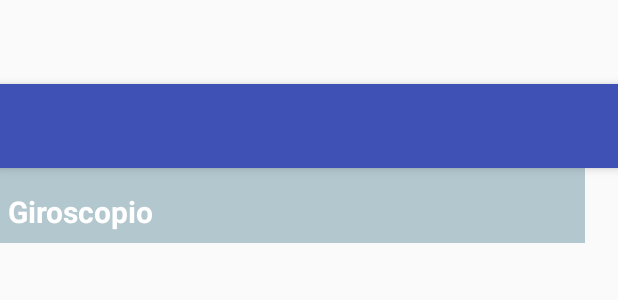
After one commit to MBacallado/Sensores_LDHGrupo3, an Android app: the layout activity_giroscopio.xml on its own in the app's theme, with its tools: preview values and no code run, on a phone screen of 412 x 824 dp. The commit adds this screen. Shown: the top 300 px of the screen. Run offline under Robolectric (Android 15) with nearby library versions, the phone set to English and light mode, and no system bars.

Commit message:
"LDH1-3 Integrando sensor Giroscopio"

```diff
--- /dev/null
+++ b/app/src/main/res/layout/activity_giroscopio.xml
@@ -0,0 +1,27 @@
+<?xml version="1.0" encoding="utf-8"?>
+<android.support.design.widget.CoordinatorLayout xmlns:android="http://schemas.android.com/apk/res/android"
+    xmlns:app="http://schemas.android.com/apk/res-auto"
+    xmlns:tools="http://schemas.android.com/tools"
+    android:layout_width="match_parent"
+    android:layout_height="match_parent"
+    android:fitsSystemWindows="true"
+    tools:context=".Giroscopio">
+
+    <android.support.design.widget.AppBarLayout
+        android:layout_width="match_parent"
+        android:layout_height="wrap_content"
+        android:theme="@style/AppTheme.AppBarOverlay">
+
+        <android.support.v7.widget.Toolbar
+            android:id="@+id/toolbar"
+            android:layout_width="match_parent"
+            android:layout_height="?attr/actionBarSize"
+            android:background="?attr/colorPrimary"
+            app:popupTheme="@style/AppTheme.PopupOverlay" />
+
+    </android.support.design.widget.AppBarLayout>
+
+    <include layout="@layout/content_giroscopio" />
+
+
+</android.support.design.widget.CoordinatorLayout>
--- /dev/null
+++ b/app/src/main/res/layout/content_giroscopio.xml
@@ -0,0 +1,45 @@
+<?xml version="1.0" encoding="utf-8"?>
+<RelativeLayout xmlns:android="http://schemas.android.com/apk/res/android"
+    xmlns:app="http://schemas.android.com/apk/res-auto"
+    xmlns:tools="http://schemas.android.com/tools"
+    android:layout_width="match_parent"
+    android:layout_height="match_parent"
+    android:paddingBottom="@dimen/activity_vertical_margin"
+    android:paddingLeft="@dimen/activity_horizontal_margin"
+    android:paddingRight="@dimen/activity_horizontal_margin"
+    android:paddingTop="@dimen/activity_vertical_margin"
+    app:layout_behavior="@string/appbar_scrolling_view_behavior"
+    tools:context=".Giroscopio"
+    android:padding="0dp">
+
+
+    <TextView android:text=" "
+        android:id="@+id/texto"
+        android:layout_width="300dp"
+        android:layout_height="150dp"
+        android:autoText="false"
+        android:textSize="20dp"
+        android:layout_weight="0.18"
+        android:textStyle="italic"
+        android:typeface="sans"
+        android:textIsSelectable="false"
+        android:layout_marginTop="155dp"
+        android:layout_alignParentLeft="true"
+        android:layout_alignParentStart="true" />
+
+    <TextView
+        android:layout_width="390dp"
+        android:layout_height="50dp"
+        android:textAppearance="?android:attr/textAppearanceLarge"
+        android:text="Giroscopio"
+        android:id="@+id/textView3"
+        android:textSize="20dp"
+        android:textStyle="bold"
+        android:textColor="#ffffff"
+        android:background="#b3c7cf"
+        android:paddingLeft="5dp"
+        android:paddingTop="15dp"
+        android:layout_alignParentTop="false"
+        android:typeface="sans" />
+
+</RelativeLayout>
```
Also changed, not shown: app/src/main/java/com/example/manuelalejandro/sensoresldhgrupo3/GiroscopioActivity.java (added, +133 -0 lines), app/src/main/java/com/example/manuelalejandro/sensoresldhgrupo3/MainActivity.java (+22 -0 lines), app/src/main/res/layout/content_main.xml (+10 -0 lines), 2 other files.
